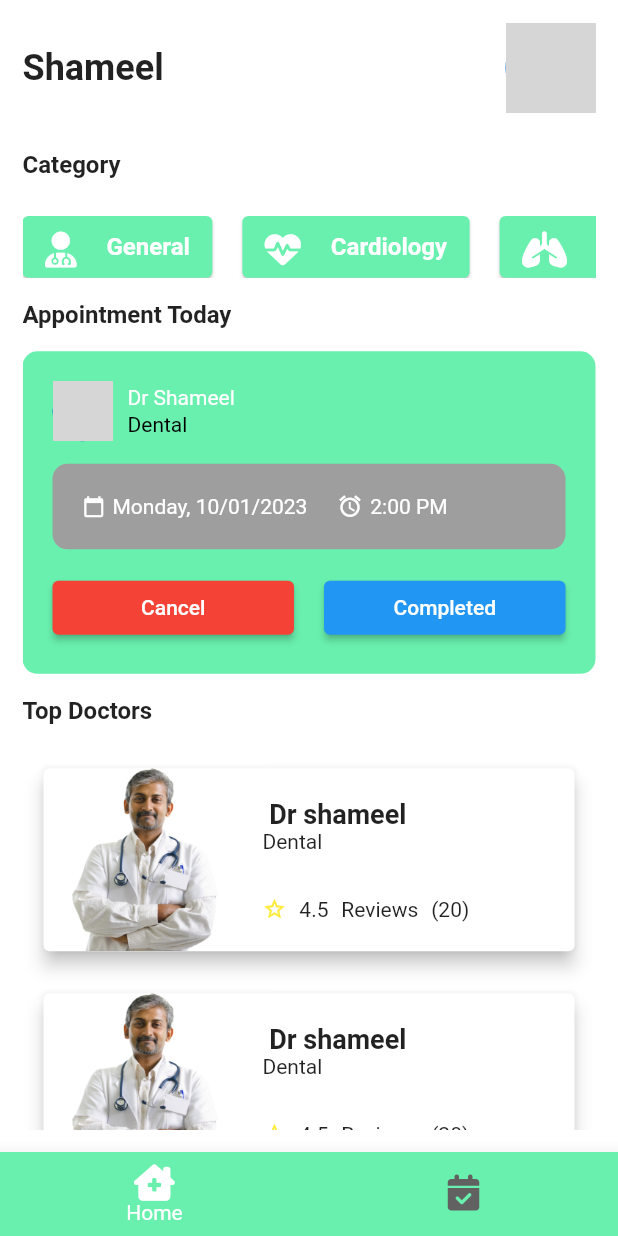
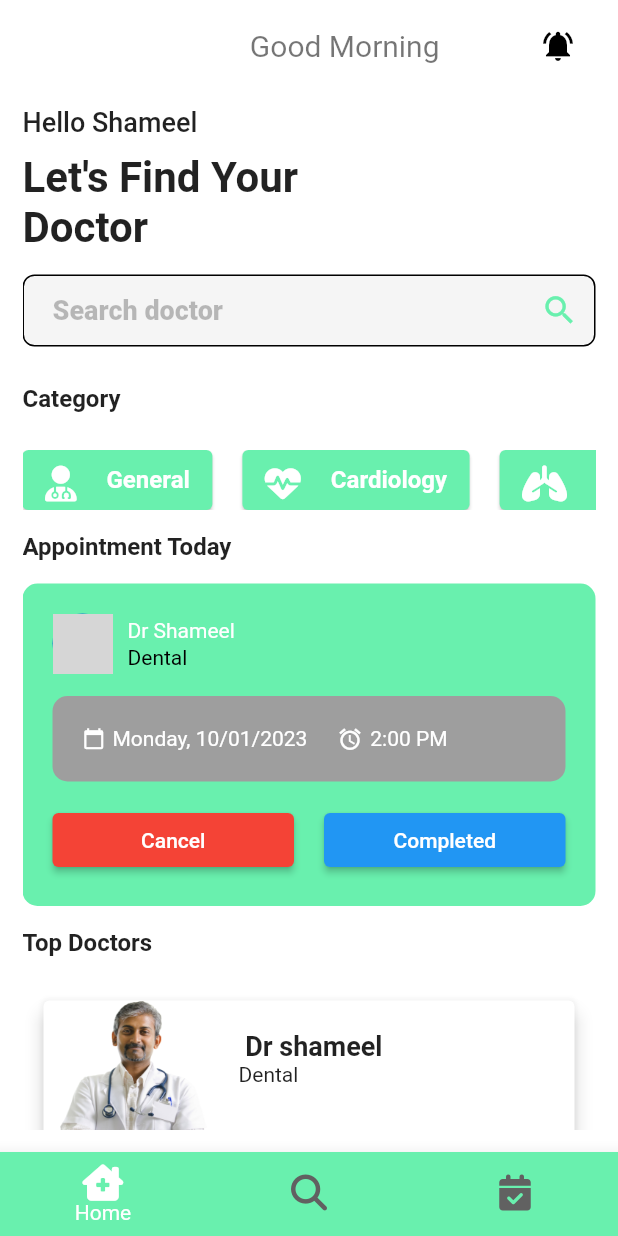
Before and after one commit to shameelvk/doctor_appoinment, a Flutter app: the screen it shows after launch, after a tap on "Sign In", on a phone screen of 412 x 824 dp. Run offline on Flutter 3.47's test engine with Material 2 defaults, Android fonts, the phone set to English and light mode, and no system bars; our stand-ins replace font_awesome_flutter, lottie, table_calendar; missing offline and left inert: dart:ffi; grey boxes are pictures that could not be loaded.

Commit message:
added new features

```diff
--- a/lib/Screens/auth_page.dart
+++ b/lib/Screens/auth_page.dart
@@ -1,6 +1,7 @@
 import 'package:flutter/material.dart';
 import 'package:flutter/src/widgets/container.dart';
 import 'package:flutter/src/widgets/framework.dart';
+import 'package:font_awesome_flutter/font_awesome_flutter.dart';
 import 'package:samlel/components/Social_Button.dart';
 import 'package:samlel/components/login_form.dart';
 import 'package:samlel/components/signup_form.dart';
@@ -24,12 +25,34 @@ class _AuthPageState extends State<AuthPage> {
           mainAxisAlignment: MainAxisAlignment.start,
           crossAxisAlignment: CrossAxisAlignment.start,
           children: <Widget>[
+            Row(
+              mainAxisAlignment: MainAxisAlignment.start,
+              crossAxisAlignment: CrossAxisAlignment.start,
+              children: <Widget>[
                 Text(
                   "Welcome",
                   style: TextStyle(
                     fontSize: 36,
                     fontWeight: FontWeight.bold,
                   ),
+                ),
+                Spacer(),
+                isSignIN
+                    ? Container()
+                    : TextButton.icon(
+                        onPressed: () {
+                          Navigator.of(context).pushNamed('doctorsignup');
+                        },
+                        icon: const FaIcon(
+                          FontAwesomeIcons.userDoctor,
+                          color: Colors.black,
+                        ),
+                        label: const Text(
+                          'Register',
+                          style: TextStyle(color: Colors.black),
+                        ),
+                      )
+              ],
             ),
             SizedBox(
               height: 15,
@@ -64,24 +87,8 @@ class _AuthPageState extends State<AuthPage> {
                   )
                 : Container(),
             const Spacer(),
-            Center(
-              child: Text(
-                "Or continue with social account",
-                style: TextStyle(
-                    fontSize: 16,
-                    fontWeight: FontWeight.normal,
-                    color: Colors.grey.shade500),
-              ),
-            ),
             SizedBox(
               height: 18,
-            ),
-            Row(
-              mainAxisAlignment: MainAxisAlignment.spaceEvenly,
-              children: <Widget>[
-                SocialButton(social: 'google'),
-                SocialButton(social: 'facebook'),
-              ],
             ),
             const SizedBox(
               height: 18,
--- a/lib/Screens/home_page.dart
+++ b/lib/Screens/home_page.dart
@@ -5,6 +5,9 @@ import 'package:font_awesome_flutter/font_awesome_flutter.dart';
 import 'package:samlel/components/appoinment_card.dart';
 import 'package:samlel/components/doctor_card.dart';
 import 'package:samlel/utils/config.dart';
+import 'package:intl/intl.dart';
+
+import '../firestore_data/notification_list.dart';
 
 class HomePage extends StatefulWidget {
   const HomePage({super.key});
@@ -41,9 +44,67 @@ class _HomePageState extends State<HomePage> {
     },
     // {"icone": FontAwesomeIcons.userDoctor, "category": "General"}
   ];
+
   @override
   Widget build(BuildContext context) {
+    String message = "Good";
+    DateTime now = DateTime.now();
+    String currentHour = DateFormat('kk').format(now);
+    int hour = int.parse(currentHour);
+    setState(
+      () {
+        if (hour >= 5 && hour < 12) {
+          message = 'Good Morning';
+        } else if (hour >= 12 && hour <= 17) {
+          message = 'Good Afternoon';
+        } else {
+          message = 'Good Evening';
+        }
+      },
+    );
     return Scaffold(
+      appBar: AppBar(
+        automaticallyImplyLeading: false,
+        actions: <Widget>[Container()],
+        backgroundColor: Colors.white,
+        elevation: 0,
+        title: Container(
+          padding: const EdgeInsets.only(top: 5),
+          child: Row(
+            mainAxisAlignment: MainAxisAlignment.end,
+            children: [
+              Container(
+                // width: MediaQuery.of(context).size.width / 1.3,
+                alignment: Alignment.center,
+                child: Text(
+                  message,
+                  style: TextStyle(
+                    color: Colors.black54,
+                    fontSize: 20,
+                    fontWeight: FontWeight.w400,
+                  ),
+                ),
+              ),
+              const SizedBox(
+                width: 55,
+              ),
+              IconButton(
+                splashRadius: 20,
+                icon: const Icon(Icons.notifications_active),
+                onPressed: () {
+                  Navigator.push(
+                      context,
+                      MaterialPageRoute(
+                          builder: (contex) => NotificationList()));
+                },
+              ),
+            ],
+          ),
+        ),
+        iconTheme: const IconThemeData(
+          color: Colors.black,
+        ),
+      ),
       body: Padding(
         padding: const EdgeInsets.symmetric(horizontal: 15, vertical: 15),
         child: SafeArea(
@@ -52,23 +113,84 @@ class _HomePageState extends State<HomePage> {
             mainAxisAlignment: MainAxisAlignment.start,
             crossAxisAlignment: CrossAxisAlignment.start,
             children: <Widget>[
-              Row(
-                mainAxisAlignment: MainAxisAlignment.spaceBetween,
-                children: const <Widget>[
-                  Text(
-                    "Shameel",
-                    style: TextStyle(
-                      fontSize: 24,
-                      fontWeight: FontWeight.bold,
+              Container(
+                // alignment: Alignment.centerLeft,
+                padding: const EdgeInsets.only(bottom: 10),
+                child: Text(
+                  "Hello Shameel",
+                  style: TextStyle(
+                    fontSize: 18,
+                    fontWeight: FontWeight.w500,
+                  ),
+                ),
+              ),
+              Text(
+                "Let's Find Your\nDoctor",
+                style: TextStyle(
+                  fontSize: 28,
+                  fontWeight: FontWeight.bold,
+                ),
+              ),
+              // Row(
+              //   mainAxisAlignment: MainAxisAlignment.spaceBetween,
+              //   children: const <Widget>[
+              //     Text(
+              //       "Shameel",
+              //       style: TextStyle(
+              //         fontSize: 24,
+              //         fontWeight: FontWeight.bold,
+              //       ),
+              //     ),
+              //     SizedBox(
+              //       child: CircleAvatar(
+              //         radius: 30,
+              //         backgroundImage: AssetImage("assets/Images/profile.jfif"),
+              //       ),
+              //     )
+              //   ],
+              // ),
+              const SizedBox(height: 15),
+              Container(
+                // padding: const EdgeInsets.fromLTRB(20, 0, 20, 25),
+                child: TextFormField(
+                  textCapitalization: TextCapitalization.words,
+                  textInputAction: TextInputAction.search,
+                  // controller: _doctorName,
+                  decoration: InputDecoration(
+                    contentPadding:
+                        const EdgeInsets.only(left: 20, top: 10, bottom: 10),
+                    border: const OutlineInputBorder(
+                      borderRadius: BorderRadius.all(Radius.circular(15.0)),
+                      borderSide: BorderSide.none,
+                    ),
+                    filled: true,
+                    // fillColor: Colors.grey[200],
+                    hintText: 'Search doctor',
+                    hintStyle: TextStyle(
+                      color: Colors.black26,
+                      fontSize: 18,
+                      fontWeight: FontWeight.w800,
+                    ),
+                    suffixIcon: Container(
+                      child: IconButton(
+                        iconSize: 25,
+                        splashRadius: 20,
+                        color: Colors.greenAccent,
+                        icon: const Icon(Icons.search),
+                        onPressed: () {},
+                      ),
                     ),
                   ),
-                  SizedBox(
-                    child: CircleAvatar(
-                      radius: 30,
-                      backgroundImage: AssetImage("assets/Images/profile.jfif"),
-                    ),
-                  )
-                ],
+                  style: TextStyle(
+                    fontSize: 18,
+                    fontWeight: FontWeight.w800,
+                  ),
+                  onFieldSubmitted: (String value) {
+                    setState(
+                      () {},
+                    );
+                  },
+                ),
               ),
               const SizedBox(height: 25),
               Text(
@@ -80,7 +202,7 @@ class _HomePageState extends State<HomePage> {
               ),
               const SizedBox(height: 25),
               SizedBox(
-                height: Config.heightSize * 0.05,
+                height: 40,
                 child: ListView(
                   scrollDirection: Axis.horizontal,
                   children: List<Widget>.generate(medcat.length, (index) {
--- a/lib/components/Social_Button.dart
+++ b/lib/components/Social_Button.dart
@@ -1,39 +1,39 @@
-import 'dart:ui';
+// import 'dart:ui';
 
-import 'package:flutter/material.dart';
-import 'package:samlel/utils/config.dart';
+// import 'package:flutter/material.dart';
+// import 'package:samlel/utils/config.dart';
 
-class SocialButton extends StatelessWidget {
-  const SocialButton({super.key, required this.social});
-  final String social;
+// class SocialButton extends StatelessWidget {
+//   const SocialButton({super.key, required this.social});
+//   final String social;
 
-  @override
-  Widget build(BuildContext context) {
-    Config().init(context);
-    return OutlinedButton(
-        style: OutlinedButton.styleFrom(
-          padding: const EdgeInsets.symmetric(vertical: 15),
-          side: const BorderSide(width: 1, color: Colors.black),
-        ),
-        onPressed: () {},
-        child: SizedBox(
-          width: Config.widthSize * 0.4,
-          child: Row(
-            mainAxisAlignment: MainAxisAlignment.spaceEvenly,
-            children: <Widget>[
-              Image.asset(
-                'assets/Images/$social.png',
-                width: 40,
-                height: 40,
-              ),
-              Text(
-                social.toUpperCase(),
-                style: const TextStyle(
-                  color: Colors.black,
-                ),
-              )
-            ],
-          ),
-        ));
-  }
-}
+//   @override
+//   Widget build(BuildContext context) {
+//     Config().init(context);
+//     return OutlinedButton(
+//         style: OutlinedButton.styleFrom(
+//           padding: const EdgeInsets.symmetric(vertical: 15),
+//           side: const BorderSide(width: 1, color: Colors.black),
+//         ),
+//         onPressed: () {},
+//         child: SizedBox(
+//           width: Config.widthSize * 0.4,
+//           child: Row(
+//             mainAxisAlignment: MainAxisAlignment.spaceEvenly,
+//             children: <Widget>[
+//               Image.asset(
+//                 'assets/Images/$social.png',
+//                 width: 40,
+//                 height: 40,
+//               ),
+//               Text(
+//                 social.toUpperCase(),
+//                 style: const TextStyle(
+//                   color: Colors.black,
+//                 ),
+//               )
+//             ],
+//           ),
+//         ));
+//   }
+// }
--- a/lib/components/doctor_card.dart
+++ b/lib/components/doctor_card.dart
@@ -21,7 +21,7 @@ class DoctorCard extends StatelessWidget {
           child: Row(
             children: [
               SizedBox(
-                width: Config.widthSize * 0.33,
+                width: 120,
                 child: Image.asset("assets/Images/doctor_2.png"),
               ),
               Flexible(
@@ -44,7 +44,7 @@ class DoctorCard extends StatelessWidget {
                     Spacer(),
                     Row(
                       mainAxisAlignment: MainAxisAlignment.start,
-                      children: <Widget>[
+                      children: const <Widget>[
                         Icon(
                           Icons.star_border,
                           color: Colors.yellow,
--- a/lib/main.dart
+++ b/lib/main.dart
@@ -3,6 +3,7 @@ import 'package:flutter/material.dart';
 import 'package:samlel/Screens/auth_page.dart';
 import 'package:samlel/Screens/booking_page.dart';
 import 'package:samlel/Screens/doctor_details.dart';
+import 'package:samlel/Screens/doctor_register.dart';
 import 'package:samlel/Screens/success_booked.dart';
 import 'package:samlel/main_layout.dart';
 import 'package:samlel/utils/config.dart';
@@ -55,6 +56,7 @@ class MyApp extends StatelessWidget {
         'doc_details': (context) => const DoctorDetails(),
         'booking_page': (context) => const BookingPage(),
         'success_boking': (context) => const AppoinmentBooked(),
+        'doctorsignup': (context) => const DoctorSignUp(),
       },
     );
   }
--- a/lib/main_layout.dart
+++ b/lib/main_layout.dart
@@ -4,6 +4,7 @@ import 'package:flutter/material.dart';
 import 'package:font_awesome_flutter/font_awesome_flutter.dart';
 import 'package:samlel/Screens/appoinment_page.dart';
 import 'package:samlel/Screens/home_page.dart';
+import 'package:samlel/Screens/patient/doctor_list.dart';
 
 class MainLayout extends StatefulWidget {
   const MainLayout({super.key});
@@ -25,8 +26,9 @@ class _MainLayoutState extends State<MainLayout> {
             currentPage = value;
           });
         }),
-        children: [
+        children: const [
           HomePage(),
+          DoctorList(),
           AppoinmentPage(),
         ],
       ),
@@ -45,6 +47,8 @@ class _MainLayoutState extends State<MainLayout> {
                 icon: FaIcon(FontAwesomeIcons.houseChimneyMedical),
                 label: "Home"),
             BottomNavigationBarItem(
+                icon: FaIcon(FontAwesomeIcons.search), label: "Search"),
+            BottomNavigationBarItem(
                 icon: FaIcon(FontAwesomeIcons.solidCalendarCheck),
                 label: "Appoinment"),
           ]),
```
Also changed, not shown: lib/Screens/doctor_register.dart (added, +191 -0 lines), lib/Screens/patient/doctor_list.dart (added, +129 -0 lines), lib/components/custom_apbar.dart (+5 -4 lines), lib/firestore_data/notification_list.dart (added, +37 -0 lines). Lines whose indentation alone changed are shown as unchanged.
